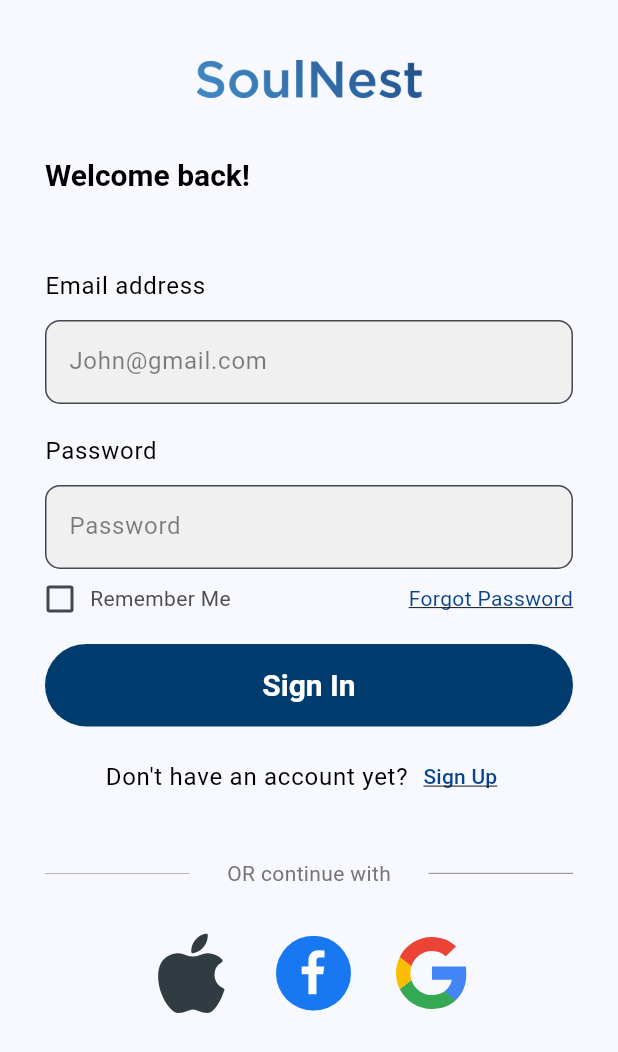
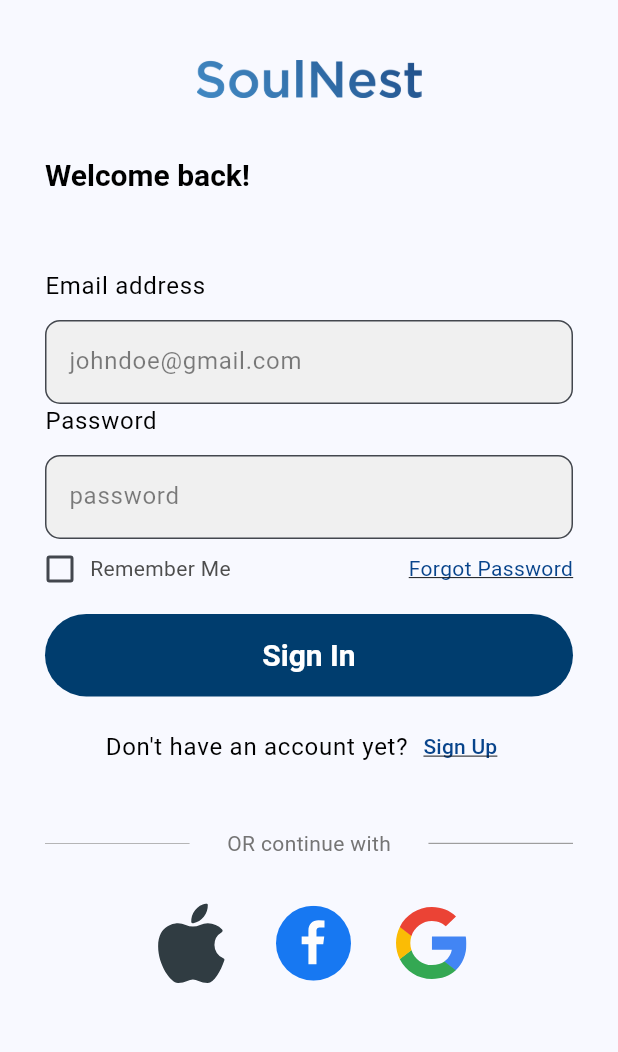
Before and after one commit to Team-CURLYBRACES/SoulNest, a Flutter app: the screen it shows after launch, on a phone screen of 412 x 824 dp. Shown: the top 1052 px of the screen. Run offline on Flutter 3.47's test engine with Material 3 defaults, Android fonts, the phone set to English and light mode, and no system bars; our stand-ins replace fl_chart, flutter_svg, logger; missing offline and left inert: date_time_picker_widget, dialog_flowtter; Roboto replaces fonts that are missing (Poppins).

Commit message:
add login functionality

```diff
--- a/lib/main.dart
+++ b/lib/main.dart
@@ -44,7 +44,7 @@ class _AppState extends State<App> {
         initialRoute: "/login",
         routes: {
           "/home": (context) => const HomeScreen(),
-          "/login": (context) => const LoginScreen(),
+          "/login": (context) => LoginScreen(),
           "/sign-up": (context) => const SignUpScreen(),
           "/counselor-profile": (context) => const CounselorProfile(),
           "/user-profile": (context) => const ProfilePage(),
--- a/lib/presentation/screens/login_screen/login_screen.dart
+++ b/lib/presentation/screens/login_screen/login_screen.dart
@@ -1,81 +1,193 @@
+import 'dart:convert';
+import 'dart:developer';
+import 'package:http/http.dart' as http;
 import 'package:flutter/material.dart';
-import 'package:soulnest/presentation/screens/login_screen/widgets/custom_button.dart';
 import 'package:soulnest/presentation/screens/login_screen/widgets/divider.dart';
 import 'package:soulnest/presentation/screens/login_screen/widgets/forget_password_checkbox.dart';
-import 'package:soulnest/presentation/screens/login_screen/widgets/input_filed.dart';
 import 'package:soulnest/presentation/screens/login_screen/widgets/sign_in_logos.dart';
 import 'package:soulnest/presentation/screens/login_screen/widgets/sign_up.dart';
 import 'package:soulnest/presentation/screens/login_screen/widgets/title_text.dart';
+import 'package:logger/logger.dart';
 
 class LoginScreen extends StatelessWidget {
-  const LoginScreen({super.key});
+
+  LoginScreen({super.key});
+  final  logger = Logger();
+  final TextEditingController _usernameController = TextEditingController();
+  final TextEditingController _passwordController = TextEditingController();
+
+  Future<void> userLogin(BuildContext context) async {
+    const String url = 'https://3082-112-134-146-67.ngrok-free.app/users/login/';
+    String email = _usernameController.text.trim();
+    String password = _passwordController.text.trim();
+
+    try {
+      final response = await http.post(
+        Uri.parse(url),
+        headers: {'Content-Type': 'application/json'},
+        body: jsonEncode({
+          'email': email,
+          'password':password
+        })
+      );
+      log(response.body);
+      if (response.statusCode == 200) {
+        Navigator.pushNamed(context, "/home");
+      }
+      else if (response.statusCode == 401) {
+        log('Authorization unsuccessful');
+      }
+    }
+    catch (e) {
+    // Exception handling
+    print('Exception caught: $e');
+    }
+  }
 
   @override
   Widget build(BuildContext context) {
-    return const Scaffold(
+    return  Scaffold(
       body: SafeArea(
         child: SingleChildScrollView(
           child: Padding(
-            padding: EdgeInsets.symmetric(horizontal: 30),
-            child: Expanded(
+            padding: const EdgeInsets.symmetric(horizontal: 30),
               child: SizedBox(
                 child: Column(
                   crossAxisAlignment: CrossAxisAlignment.center,
                   children: [
-                    SizedBox(
+                    const SizedBox(
                       height: 40,
                     ),
-                    Image(
+                    const Image(
                       image: AssetImage("assets/images/soulnest2.png"),
                       width: 150,
                     ),
-                    SizedBox(
+                    const SizedBox(
                       height: 40,
                     ),
-                    TitleText(),
-                    SizedBox(
+                    const TitleText(),
+                    const SizedBox(
                       height: 50,
                     ),
-                    InputFiled(
-                      textFiledTitle: "Email address",
-                      inputText: "John@gmail.com",
-                      showText: false,
+
+                    //Input field for username
+                    Column(
+                      children: [
+                        Row(
+                          children: [
+                            Text(
+                              "Email address",
+                              style: Theme.of(context).textTheme.bodyLarge,
+                            ),
+                          ],
+                        ),
+                        const SizedBox(
+                          height: 10,
+                        ),
+                        TextField(
+                          controller: _usernameController,
+                          obscureText: false,
+                          decoration: InputDecoration(
+                            filled: true,
+                            fillColor: const Color.fromRGBO(240, 240, 240, 100),
+                            hintText: "johndoe@gmail.com",
+                            hintStyle: const TextStyle(
+                              color: Color.fromRGBO(0, 0, 0, 0.5),
+                            ),
+                            border: OutlineInputBorder(
+                              borderRadius: BorderRadius.circular(10),
+                              borderSide: const BorderSide(
+                                color: Colors.transparent,
+                              ),
+                            ),
+                          ),
+                        )
+                      ],
+                    ),
+                    // Input field for password
+                    Column(
+                      children: [
+                        Row(
+                          children: [
+                            Text(
+                              "Password",
+                              style: Theme.of(context).textTheme.bodyLarge,
+                            ),
+                          ],
+                        ),
+                        const SizedBox(
+                          height: 10,
+                        ),
+                        TextField(
+                          controller: _passwordController,
+                          obscureText: true,
+                          decoration: InputDecoration(
+                            filled: true,
+                            fillColor: const Color.fromRGBO(240, 240, 240, 100),
+                            hintText: "password",
+                            hintStyle: const TextStyle(
+                              color: Color.fromRGBO(0, 0, 0, 0.5),
+                            ),
+                            border: OutlineInputBorder(
+                              borderRadius: BorderRadius.circular(10),
+                              borderSide: const BorderSide(
+                                color: Colors.transparent,
+                              ),
+                            ),
+                          ),
+                        )
+                      ],
+                    ),
+                    //Sign In button
+                    const SizedBox(
+                        height: 10,
+                    ),
+                    const ForgetPassword(),
+                    const SizedBox(
+                      height: 20,
                     ),
                     SizedBox(
-                      height: 20,
+                      width: double.infinity,
+                      height: 55,
+                      child: SizedBox(
+                        height: 55,
+                        child: TextButton(
+                          style: const ButtonStyle(
+                            backgroundColor: MaterialStatePropertyAll(
+                              Color.fromARGB(255, 0, 61, 110),
+                            )
+                          ),
+                          onPressed: () {
+                            userLogin(context);
+                            //Navigator.pushNamed(context, "/home");
+                          },
+                          child: Text(
+                            "Sign In",
+                            style: Theme.of(context).textTheme.displaySmall ?.copyWith(color: Colors.white),
+                          ),
+                        ),
+                      ),
                     ),
-                    InputFiled(
-                      textFiledTitle: "Password",
-                      inputText: "Password",
-                      showText: true,
-                    ),
-                    SizedBox(
+                    //CustomeButton(buttonText: "Sign In"),
+                    const SizedBox(
                       height: 10,
                     ),
-                    ForgetPassword(),
-                    SizedBox(
-                      height: 20,
-                    ),
-                    CustomeButton(buttonText: "Sign In"),
-                    SizedBox(
-                      height: 10,
-                    ),
-                    SignUp(),
-                    SizedBox(
+                    const SignUp(),
+                    const SizedBox(
                       height: 30,
                     ),
-                    DividerOr(),
-                    SizedBox(
+                    const DividerOr(),
+                    const SizedBox(
                       height: 30,
                     ),
-                    SignInLogos(),
+                    const SignInLogos(),
                   ],
                 ),
               ),
             ),
           ),
         ),
-      ),
+
     );
   }
 }
--- a/pubspec.yaml
+++ b/pubspec.yaml
@@ -28,6 +28,8 @@ environment:
 # the latest version available on pub.dev. To see which dependencies have newer
 # versions available, run `flutter pub outdated`.
 dependencies:
+  logger: ^2.1.0
+  http: ^0.13.1
   dialog_flowtter: ^0.3.3
   flutter:
     sdk: flutter
```
Also changed, not shown: pubspec.lock.
